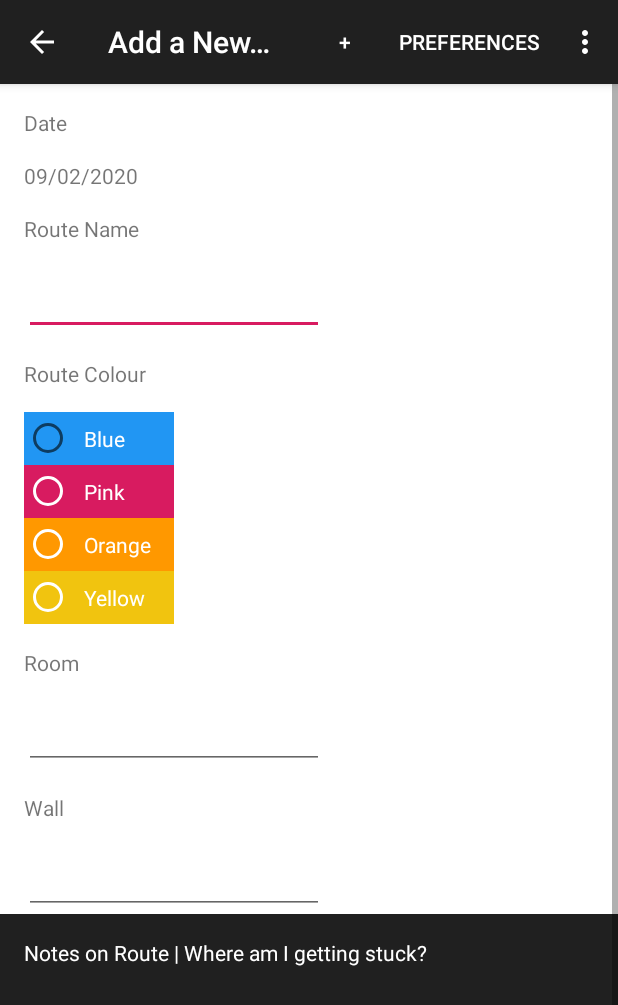
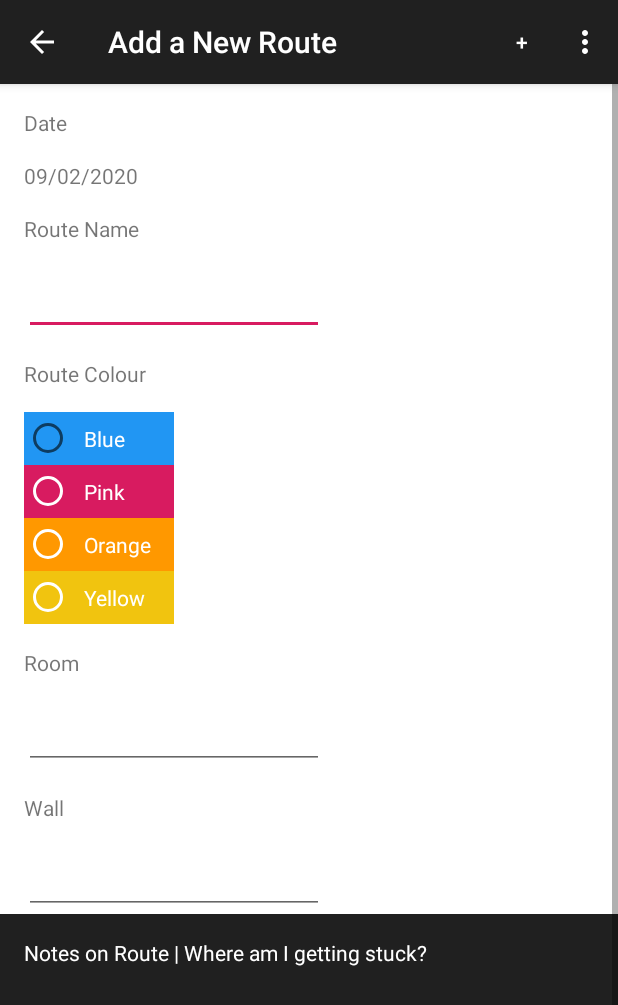
Before and after one commit to yossaj/bouldering_route_tracker, an Android app: the AddRouteActivity screen opened directly, with no data from a screen before it, on a phone screen of 412 x 824 dp. Shown: the top 1005 px of the screen. Run offline under Robolectric (Android 15) with nearby library versions, the phone set to English and light mode, and no system bars; our stand-ins replace Picasso, Room's generated code; pictures from the network do not load.

Commit message:
preferences hidden

```diff
--- a/app/src/main/java/com/example/boulderjournal/data/AppDatabase.java
+++ b/app/src/main/java/com/example/boulderjournal/data/AppDatabase.java
@@ -8,7 +8,7 @@ import androidx.room.Room;
 import androidx.room.RoomDatabase;
 import androidx.room.TypeConverters;
 
-@Database(entities = {RouteEntry.class}, version =17, exportSchema = false)
+@Database(entities = {RouteEntry.class}, version =16, exportSchema = false)
 @TypeConverters(DateConverter.class)
 public abstract class AppDatabase extends RoomDatabase {
 
--- a/app/src/main/res/menu/add_route_menu_button.xml
+++ b/app/src/main/res/menu/add_route_menu_button.xml
@@ -19,16 +19,16 @@
 
     <item
         android:id="@+id/preferences"
-        android:title="preferences"
+        android:title="Preferences"
         android:orderInCategory="99"
-        app:showAsAction="ifRoom"
+        app:showAsAction="never"
         />
 
     <item
         android:id="@+id/sign_out_menu"
         android:title="Sign Out"
         android:orderInCategory="100"
-        app:showAsAction="ifRoom"/>
+        app:showAsAction="never"/>
 
 
 
```
